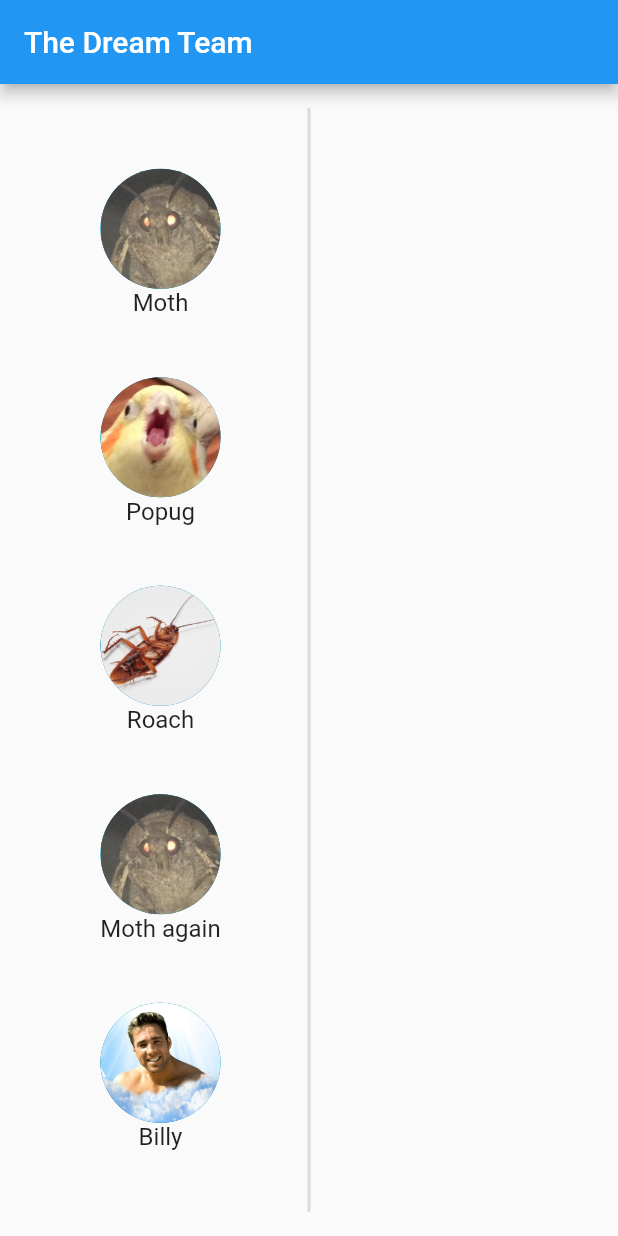
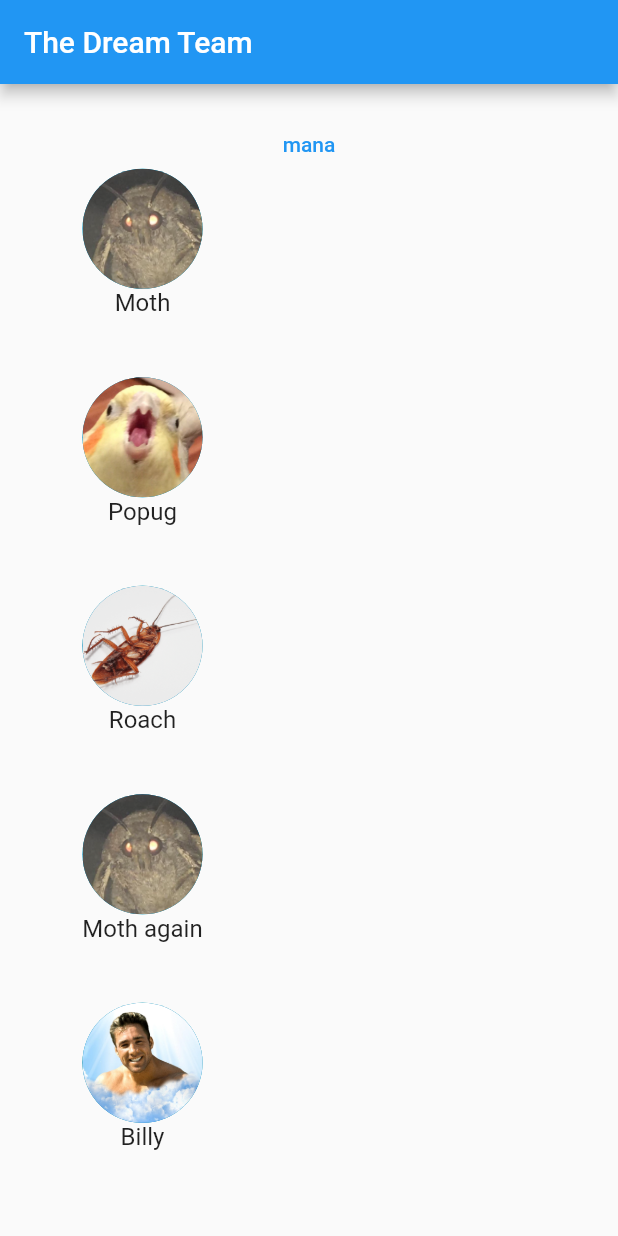
Before and after one commit to Sv1phvrAe0n/team_mates, a Flutter app: the screen it shows after launch, on a phone screen of 412 x 824 dp. Run offline on Flutter 3.47's test engine with Material 2 defaults, Android fonts, the phone set to English and light mode, and no system bars; our stand-ins replace flutter_redux, redux; missing offline and left inert: redux_epics, reselect.

Commit message:
selector

```diff
--- a/lib/model/class_mate.dart
+++ b/lib/model/class_mate.dart
@@ -4,7 +4,11 @@ class Mate {
   final String name;
   bool isSelected;
   bool isAsyncTimePassed;
+  String usability;
+  int mana;
   final AssetImage picture;
 
-  Mate(this.name, this.isSelected, this.picture, this.isAsyncTimePassed);
+  Mate(this.name, this.isSelected, this.isAsyncTimePassed, this.usability, this.mana, this.picture);
+
+  //factory Mate.mana(String name,int mana) => Mate(name, mana);
 }
--- a/lib/model/list_of_candidates.dart
+++ b/lib/model/list_of_candidates.dart
@@ -2,9 +2,9 @@ import 'package:flutter/cupertino.dart';
 import 'class_mate.dart';
 
 final List<Mate> defaultList = [
-  Mate('Moth', false, const AssetImage('assets/moth.png'), false),
-  Mate('Popug', false, const AssetImage('assets/popug.jpeg'), false),
-  Mate('Roach', false, const AssetImage('assets/roach.png'), false),
-  Mate('Moth again', false, const AssetImage('assets/moth.png'), false),
-  Mate('Billy', false, const AssetImage('assets/billy.jpeg'), false),
+  Mate('Moth', false, false, 'Low', 10, const AssetImage('assets/moth.png')),
+  Mate('Popug', false, false, 'Medium', 20, const AssetImage('assets/popug.jpeg')),
+  Mate('Roach', false, false, 'Low', 0, const AssetImage('assets/roach.png')),
+  Mate('Moth again', false, false, 'Low', 10, const AssetImage('assets/moth.png')),
+  Mate('Billy', false, false, 'High', 0, const AssetImage('assets/billy.jpeg')),
 ];
--- a/lib/redux/actions.dart
+++ b/lib/redux/actions.dart
@@ -19,3 +19,9 @@ class ActionAsyncTimePassed{
   final Mate stableMate;
   ActionAsyncTimePassed(this.stableMate);
 }
+
+class ActionListUpdate{
+  final List<Mate> defaultList;
+  final List<Mate> listUpdate;
+  ActionListUpdate(this.defaultList, this.listUpdate);
+}
--- a/lib/redux/appstate.dart
+++ b/lib/redux/appstate.dart
@@ -1,6 +1,7 @@
 import '../model/class_mate.dart';
 
 class AppState{
+
   List<Mate> teamMates;
 
   AppState({
--- /dev/null
+++ b/lib/redux/selector.dart
@@ -0,0 +1,9 @@
+
+
+import 'package:reselect/reselect.dart';
+
+import 'appstate.dart';
+
+final matesSelector = (AppState state) => state.teamMates;
+
+final highManaSelector = createSelector1(matesSelector, (mates) => mates.where((mate) => mate.mana > 10));
--- a/lib/widgets/homepage.dart
+++ b/lib/widgets/homepage.dart
@@ -5,6 +5,7 @@ import 'package:my_team/model/teammate_model.dart';
 import 'package:my_team/redux/actions.dart';
 import '../model/class_mate.dart';
 import '../redux/appstate.dart';
+import '../redux/selector.dart';
 
 class Homepage extends StatefulWidget {
   const Homepage({Key? key}) : super(key: key);
@@ -15,8 +16,10 @@ class Homepage extends StatefulWidget {
 
 class _HomepageState extends State<Homepage> {
 
+
   @override
   Widget build(BuildContext context) {
+
     return SafeArea(
    child: Center(
      child: StoreConnector<AppState, List<Mate>>(
@@ -35,7 +38,6 @@ class _HomepageState extends State<Homepage> {
                  teamMate: defaultList[index],
                  onTap: () {
                    defaultList[index].isSelected = !defaultList[index].isSelected;
-
                    defaultList[index].isSelected ?
                    StoreProvider.of<AppState>(context).dispatch(ActionAdd(defaultList[index])) :
                    StoreProvider.of<AppState>(context).dispatch(ActionRemove(defaultList[index]));
@@ -44,11 +46,22 @@ class _HomepageState extends State<Homepage> {
        ),
                itemCount: defaultList.length,
              )),
+         Column(
+           children: [
+             TextButton(
+               onPressed: () {
+                 StoreProvider.of<AppState>(context).dispatch(ActionListUpdate(defaultList, dynamicMates));
+               },
+               child: const Text('mana'),
+             ),
              const VerticalDivider(
                thickness: 2,
              ),
+           ],
+         ),
            Expanded(
-               child: ListView.builder(itemBuilder: (context, index) => ListTile(
+             child: ListView.builder(
+               itemBuilder: (context, index) => ListTile(
                  title: Row(
                    children: [
                      TeamMateModel(teamMate:
--- a/pubspec.yaml
+++ b/pubspec.yaml
@@ -37,6 +37,7 @@ dependencies:
   flutter_redux: ^0.10.0
   redux_epics: ^0.15.1
   redux: ^5.0.0
+  reselect: ^0.5.0
 
 dev_dependencies:
   flutter_test:
```
Also changed, not shown: lib/redux/epic.dart (+12 -9 lines), lib/redux/reducer.dart (+8 -9 lines), pubspec.lock. Lines whose indentation alone changed are shown as unchanged.
